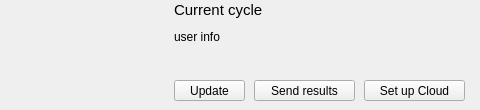
Old version of the form isstools/ui/ui_info_general.ui in the repository NSLS-II-ISS/isstools; both pictures show x 206 to 686 and y 0 to 110 of the 686 by 110 pixel window.
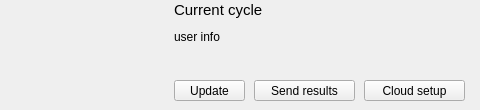
New version of the form.

Commit message: Added cloud setup

Patch:
```diff
--- a/isstools/ui/ui_info_general.ui
+++ b/isstools/ui/ui_info_general.ui
@@ -157,7 +157,7 @@
     </rect>
    </property>
    <property name="text">
-    <string>Set up Cloud</string>
+    <string>Cloud setup</string>
    </property>
   </widget>
  </widget>
```
Left out of the diff: 2 changed lines with no effect on the pictures. The commit also changes 2 other files.
